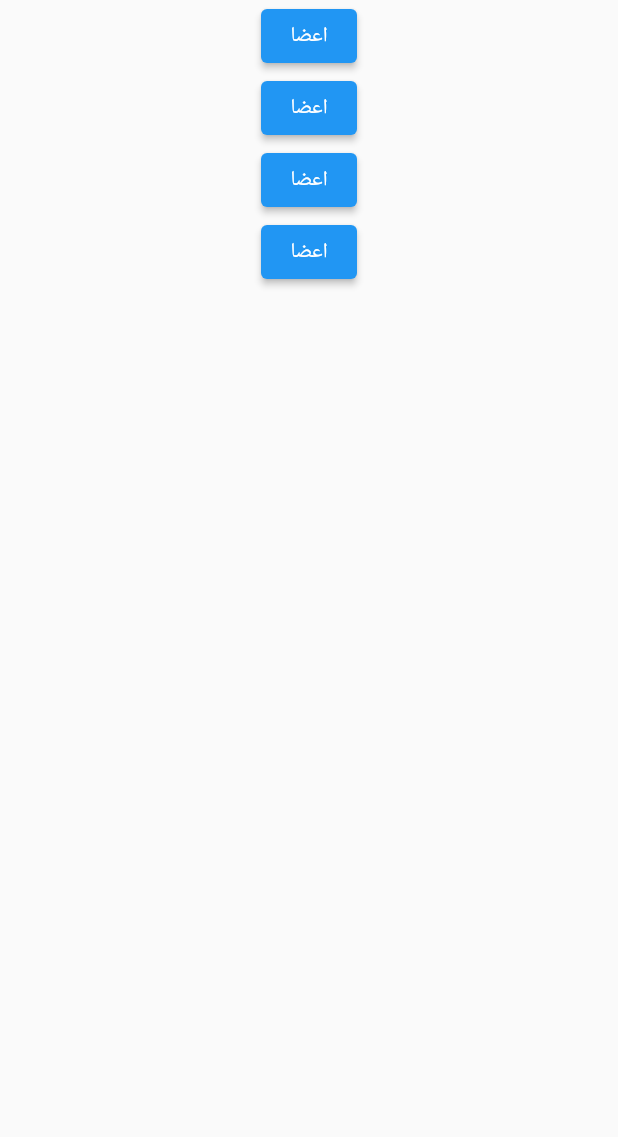
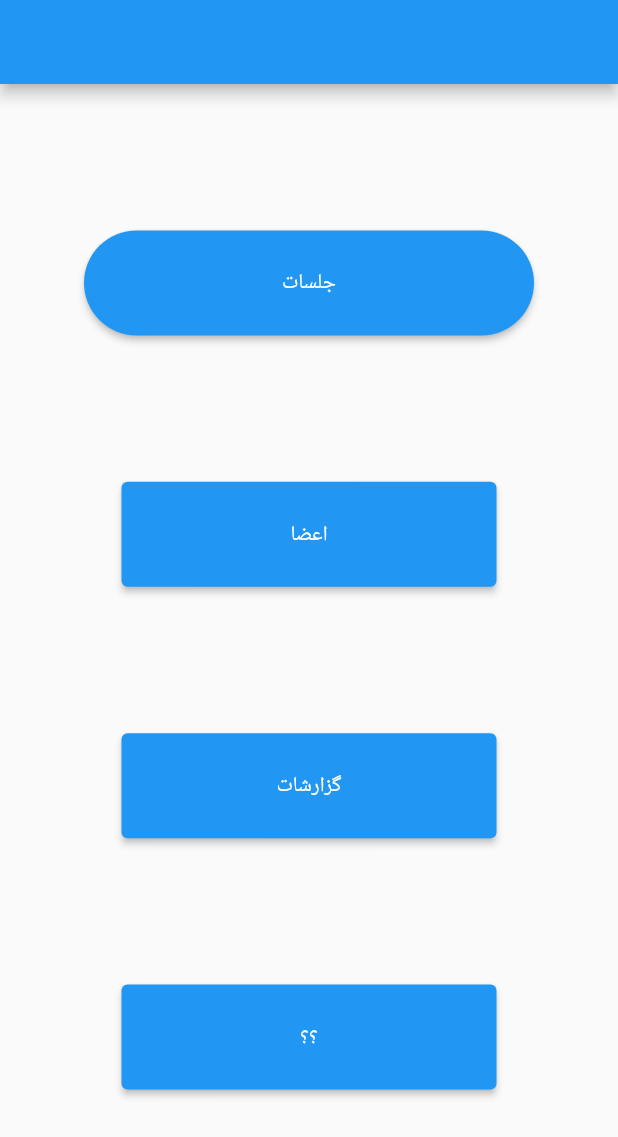
Before and after one commit to MobinAssari/Misaghe_Noor, a Flutter app: the screen it shows after launch, on a phone screen of 412 x 824 dp. Shown: the top 1137 px of the screen. Run offline on Flutter 3.47's test engine with Material 2 defaults, Android fonts, the phone set to English and light mode, and no system bars; our stand-ins replace flutter_riverpod.

Commit message:
home screen buttons shape styled

```diff
--- a/lib/Screens/authentication.dart
+++ b/lib/Screens/authentication.dart
@@ -1,9 +1,8 @@
 import 'package:flutter/material.dart';
 import 'package:flutter_riverpod/flutter_riverpod.dart';
 import 'package:misaghe_noor/Screens/home.dart';
-import 'package:misaghe_noor/data/dummy_user.dart';
 import 'package:misaghe_noor/provider/users_provider.dart';
-
+//todo message if username didn't found
 class AuthenticationScreen extends ConsumerWidget {
   AuthenticationScreen({super.key});
 
--- a/lib/Screens/home.dart
+++ b/lib/Screens/home.dart
@@ -5,13 +5,50 @@ class HomeScreen extends StatelessWidget {
   @override
   Widget build(context) {
     return Scaffold(
+      appBar: AppBar(),
       body: Center(
         child: Column(
+          mainAxisAlignment: MainAxisAlignment.spaceEvenly,
           children: [
-            ElevatedButton(onPressed: (){}, child: Text('اعضا')),
-            ElevatedButton(onPressed: (){}, child: Text('اعضا')),
-            ElevatedButton(onPressed: (){}, child: Text('اعضا')),
-            ElevatedButton(onPressed: (){}, child: Text('اعضا')),
+            SizedBox(
+              height: 70,
+              width: 300,
+              child: ElevatedButton(
+                onPressed: () {},
+                child: Text('جلسات'),
+                style: ButtonStyle(
+                  shape: MaterialStateProperty.all<RoundedRectangleBorder>(
+                    const RoundedRectangleBorder(
+                      borderRadius: BorderRadius.all(Radius.circular(50)),
+                    ),
+                  ),
+                ),
+              ),
+            ),
+            SizedBox(
+              child: ElevatedButton(
+                onPressed: () {},
+                child: Text('اعضا'),
+              ),
+              height: 70,
+              width: 250,
+            ),
+            SizedBox(
+              child: ElevatedButton(
+                onPressed: () {},
+                child: Text('گزارشات'),
+              ),
+              height: 70,
+              width: 250,
+            ),
+            SizedBox(
+              child: ElevatedButton(
+                onPressed: () {},
+                child: Text('؟؟'),
+              ),
+              height: 70,
+              width: 250,
+            ),
           ],
         ),
       ),
--- a/lib/main.dart
+++ b/lib/main.dart
@@ -1,6 +1,5 @@
 import 'package:flutter/material.dart';
 import 'package:flutter_riverpod/flutter_riverpod.dart';
-import 'package:misaghe_noor/Screens/authentication.dart';
 import 'package:misaghe_noor/Screens/home.dart';
 
 void main() {
--- a/lib/provider/activity_provider.dart
+++ b/lib/provider/activity_provider.dart
@@ -1,7 +1,6 @@
 import 'package:flutter_riverpod/flutter_riverpod.dart';
 import 'package:misaghe_noor/data/dummy_activity.dart';
 import 'package:misaghe_noor/models/activity.dart';
-import 'package:misaghe_noor/models/member.dart';
 
 class ActivityNotifier extends StateNotifier<List<Activity>> {
   ActivityNotifier() : super(dummyActivity);
```
